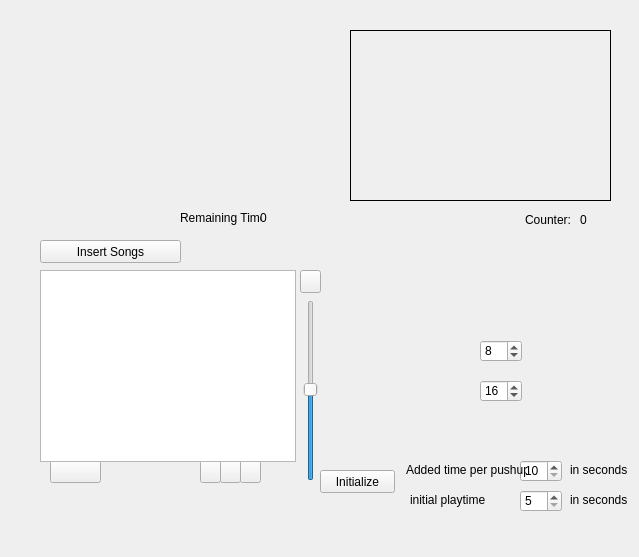
First picture: the form in HoerDichFit/videoplayer.ui, repository SvenBl/avp-webcam, before the edit.
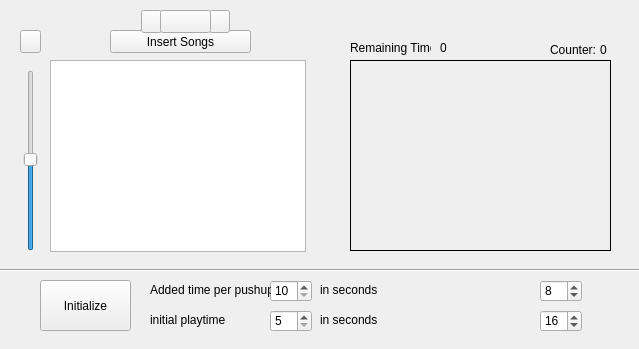
Second picture: the form after the edit. Custom widgets are drawn as their Qt base class.

What changed in the file:
```diff
--- a/HoerDichFit/videoplayer.ui
+++ b/HoerDichFit/videoplayer.ui
@@ -7,7 +7,7 @@
     <x>0</x>
     <y>0</y>
     <width>639</width>
-    <height>557</height>
+    <height>349</height>
    </rect>
   </property>
   <property name="windowTitle">
@@ -18,9 +18,9 @@
     <property name="geometry">
      <rect>
       <x>350</x>
-      <y>30</y>
+      <y>60</y>
       <width>261</width>
-      <height>171</height>
+      <height>191</height>
      </rect>
     </property>
     <property name="frameShape">
@@ -36,8 +36,8 @@
    <widget class="QPushButton" name="open">
     <property name="geometry">
      <rect>
-      <x>40</x>
-      <y>240</y>
+      <x>110</x>
+      <y>30</y>
       <width>141</width>
       <height>23</height>
      </rect>
@@ -46,24 +46,11 @@
      <string>Insert Songs</string>
     </property>
    </widget>
-   <widget class="QPushButton" name="stop">
-    <property name="geometry">
-     <rect>
-      <x>220</x>
-      <y>460</y>
-      <width>21</width>
-      <height>23</height>
-     </rect>
-    </property>
-    <property name="text">
-     <string/>
-    </property>
-   </widget>
    <widget class="QSlider" name="volume">
     <property name="geometry">
      <rect>
-      <x>300</x>
-      <y>300</y>
+      <x>20</x>
+      <y>70</y>
       <width>22</width>
       <height>181</height>
      </rect>
@@ -78,8 +65,8 @@
    <widget class="QLabel" name="label_2">
     <property name="geometry">
      <rect>
-      <x>525</x>
-      <y>210</y>
+      <x>550</x>
+      <y>40</y>
       <width>51</width>
       <height>20</height>
      </rect>
@@ -91,8 +78,8 @@
    <widget class="QLabel" name="counterLabel">
     <property name="geometry">
      <rect>
-      <x>580</x>
-      <y>210</y>
+      <x>600</x>
+      <y>40</y>
       <width>21</width>
       <height>20</height>
      </rect>
@@ -107,8 +94,8 @@
     </property>
     <property name="geometry">
      <rect>
-      <x>300</x>
-      <y>270</y>
+      <x>20</x>
+      <y>30</y>
       <width>21</width>
       <height>23</height>
      </rect>
@@ -126,8 +113,8 @@
    <widget class="QPushButton" name="next">
     <property name="geometry">
      <rect>
-      <x>240</x>
-      <y>460</y>
+      <x>209</x>
+      <y>10</y>
       <width>21</width>
       <height>23</height>
      </rect>
@@ -139,8 +126,8 @@
    <widget class="QPushButton" name="previous">
     <property name="geometry">
      <rect>
-      <x>200</x>
-      <y>460</y>
+      <x>141</x>
+      <y>10</y>
       <width>21</width>
       <height>23</height>
      </rect>
@@ -152,8 +139,8 @@
    <widget class="QPushButton" name="start">
     <property name="geometry">
      <rect>
-      <x>50</x>
-      <y>460</y>
+      <x>160</x>
+      <y>10</y>
       <width>51</width>
       <height>23</height>
      </rect>
@@ -168,8 +155,8 @@
    <widget class="QListWidget" name="listWidget">
     <property name="geometry">
      <rect>
-      <x>40</x>
-      <y>270</y>
+      <x>50</x>
+      <y>60</y>
       <width>256</width>
       <height>192</height>
      </rect>
@@ -197,8 +184,8 @@
    <widget class="QSpinBox" name="timePerPushupSpinBox">
     <property name="geometry">
      <rect>
-      <x>520</x>
-      <y>460</y>
+      <x>270</x>
+      <y>280</y>
       <width>42</width>
       <height>22</height>
      </rect>
@@ -213,8 +200,8 @@
    <widget class="QLabel" name="label_3">
     <property name="geometry">
      <rect>
-      <x>406</x>
-      <y>460</y>
+      <x>150</x>
+      <y>280</y>
       <width>121</width>
       <height>20</height>
      </rect>
@@ -226,8 +213,8 @@
    <widget class="QLabel" name="label_6">
     <property name="geometry">
      <rect>
-      <x>570</x>
-      <y>460</y>
+      <x>320</x>
+      <y>280</y>
       <width>61</width>
       <height>20</height>
      </rect>
@@ -239,8 +226,8 @@
    <widget class="QLabel" name="label_7">
     <property name="geometry">
      <rect>
-      <x>570</x>
-      <y>490</y>
+      <x>320</x>
+      <y>310</y>
       <width>61</width>
       <height>20</height>
      </rect>
@@ -252,8 +239,8 @@
    <widget class="QSpinBox" name="initialTimeSpinBox">
     <property name="geometry">
      <rect>
-      <x>520</x>
-      <y>490</y>
+      <x>270</x>
+      <y>310</y>
       <width>42</width>
       <height>22</height>
      </rect>
@@ -268,8 +255,8 @@
    <widget class="QLabel" name="label_8">
     <property name="geometry">
      <rect>
-      <x>410</x>
-      <y>490</y>
+      <x>150</x>
+      <y>310</y>
       <width>121</width>
       <height>20</height>
      </rect>
@@ -281,8 +268,8 @@
    <widget class="QLabel" name="remainingTime">
     <property name="geometry">
      <rect>
-      <x>180</x>
-      <y>210</y>
+      <x>350</x>
+      <y>40</y>
       <width>81</width>
       <height>16</height>
      </rect>
@@ -294,10 +281,10 @@
    <widget class="QPushButton" name="initialize">
     <property name="geometry">
      <rect>
-      <x>320</x>
-      <y>470</y>
-      <width>75</width>
-      <height>23</height>
+      <x>40</x>
+      <y>280</y>
+      <width>91</width>
+      <height>51</height>
      </rect>
     </property>
     <property name="text">
@@ -307,8 +294,8 @@
    <widget class="QLabel" name="remainingTimeLabel">
     <property name="geometry">
      <rect>
-      <x>260</x>
-      <y>210</y>
+      <x>440</x>
+      <y>40</y>
       <width>46</width>
       <height>16</height>
      </rect>
@@ -320,8 +307,8 @@
    <widget class="QSpinBox" name="upperLineSpinbox">
     <property name="geometry">
      <rect>
-      <x>480</x>
-      <y>340</y>
+      <x>540</x>
+      <y>280</y>
       <width>42</width>
       <height>22</height>
      </rect>
@@ -336,8 +323,8 @@
    <widget class="QSpinBox" name="bottomLineSpinbox">
     <property name="geometry">
      <rect>
-      <x>480</x>
-      <y>380</y>
+      <x>540</x>
+      <y>310</y>
       <width>42</width>
       <height>22</height>
      </rect>
@@ -349,6 +336,19 @@
      <number>16</number>
     </property>
    </widget>
+   <widget class="Line" name="line">
+    <property name="geometry">
+     <rect>
+      <x>0</x>
+      <y>260</y>
+      <width>641</width>
+      <height>21</height>
+     </rect>
+    </property>
+    <property name="orientation">
+     <enum>Qt::Horizontal</enum>
+    </property>
+   </widget>
   </widget>
  </widget>
  <layoutdefault spacing="6" margin="11"/>
```
